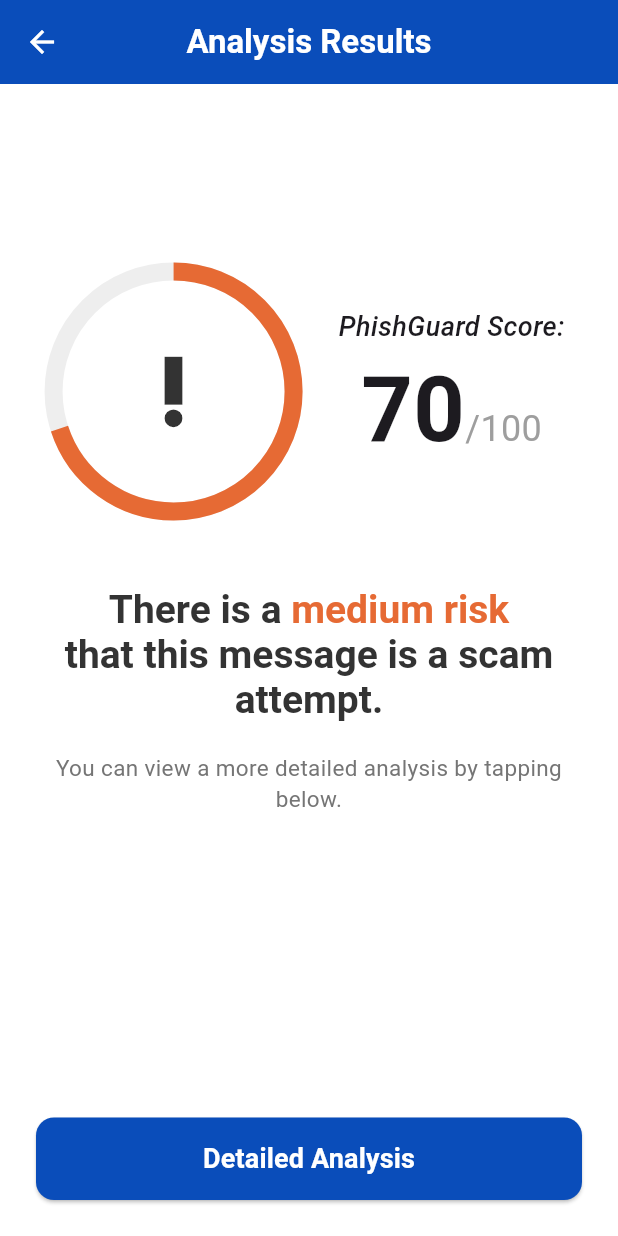
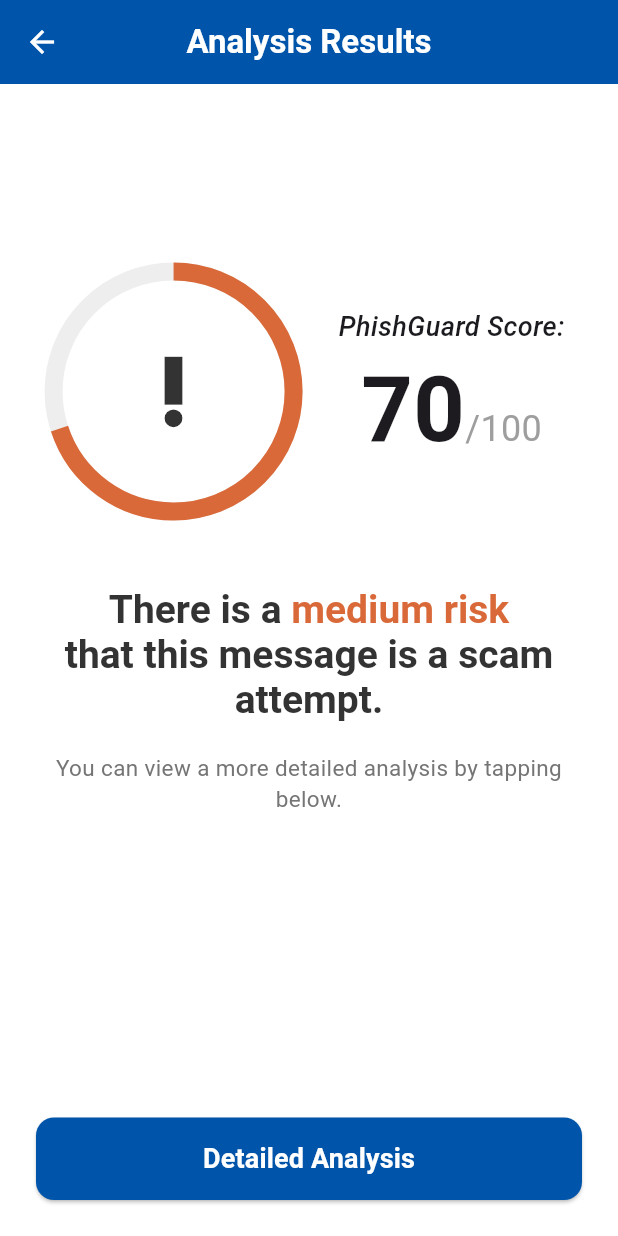
Before and after one commit to ardilyce/CS310_Project, a Flutter app: the AnalysisResultsScreen screen opened directly, on a phone screen of 412 x 824 dp. Run offline on Flutter 3.47's test engine with Material 3 defaults, Android fonts, the phone set to English and light mode, and no system bars; our stand-ins replace image_picker.

Commit message:
Update color constants and risk color values
Updated s static risk colors , primaryBlue and SecondaryBlue so that they match precisely with the color pallets of the initial page design

```diff
--- a/lib/screens/utility_class.dart
+++ b/lib/screens/utility_class.dart
@@ -1,18 +1,18 @@
 import 'package:flutter/material.dart';
 
 class AppUtility {
-  static const Color primaryBlue = Color(0xFF0A4DBA);
-  static const Color secondaryBlue = Color(0xFF022047);
+  static const Color primaryBlue = Color(0xFF0055AA);
+  static const Color secondaryBlue = Color(0xFFC5E2FF);
   static const Color textDark = Color(0xFF333333);
   static const Color textLight = Colors.white70;
   static const Color textLight2 = Colors.white54;
   static const Color background = Colors.white;
 
   // Dynamic Risk Colors
-  static const Color riskGreen = Color(0xFF72C936); // 0-25
-  static const Color riskYellow = Color(0xFFEBC334); // 25-50
-  static const Color riskOrange = Color(0xFFE66A34); // 50-75
-  static const Color riskRed = Color(0xFFA82222); // 75-100
+  static const Color riskGreen = Color(0xFF6BCD36); // 0-25
+  static const Color riskYellow = Color(0xFFDABC44); // 25-50
+  static const Color riskOrange = Color(0xFFD96938); // 50-75
+  static const Color riskRed = Color(0xFFA12325); // 75-100
 
   static Color getColorForScore(int score) {
     if (score <= 25) return riskGreen;
```
